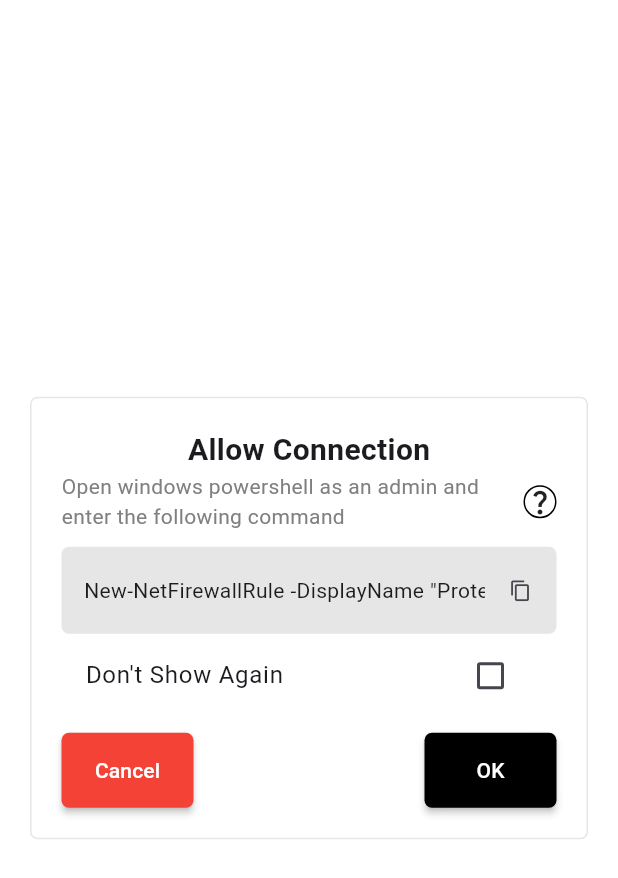
After one commit to hazemxiii/protect_it, a Flutter app: the CommandPage screen opened directly, on a phone screen of 412 x 824 dp. The commit adds this screen. Shown: the top 878 px of the screen. Run offline on Flutter 3.47's test engine with Material 3 defaults, Android fonts, the phone set to English and light mode, and no system bars; our stand-ins replace file_picker, flutter_colorpicker, permission_handler, shared_preferences; missing offline and left inert: clipboard, encrypt, fuzzywuzzy; accounts and stored records are empty.

Commit message:
add/file share

```diff
--- /dev/null
+++ b/devtools_options.yaml
@@ -0,0 +1,3 @@
+description: This file stores settings for Dart & Flutter DevTools.
+documentation: https://docs.flutter.dev/tools/devtools/extensions#configure-extension-enablement-states
+extensions:
--- a/lib/accounts_page.dart
+++ b/lib/accounts_page.dart
@@ -129,13 +129,15 @@ class _AccountWidgetState extends State<AccountWidget> {
               child: Row(
                 mainAxisAlignment: MainAxisAlignment.spaceBetween,
                 children: [
-                  Column(
+                  Expanded(
+                    child: Column(
                       crossAxisAlignment: CrossAxisAlignment.start,
                       children: [
                         _displayAttribute(widget.account.mainAttr),
                         if (widget.account.secAttr != null)
                           _displayAttribute(widget.account.secAttr!),
                       ],
+                    ),
                   ),
                   Row(
                     children: [
@@ -179,6 +181,7 @@ class _AccountWidgetState extends State<AccountWidget> {
       txt = "".padLeft(atr.value.length, "*");
     }
     return Text(
+      overflow: TextOverflow.ellipsis,
       txt,
       style: TextStyle(color: widget.account.color),
     );
--- /dev/null
+++ b/lib/allow_connection_page.dart
@@ -0,0 +1,156 @@
+import 'package:flutter/material.dart';
+import 'package:flutter/services.dart';
+import 'package:protect_it/server_page.dart';
+import 'package:protect_it/service/prefs.dart';
+
+class CommandPage extends StatefulWidget {
+  const CommandPage({super.key});
+
+  @override
+  State<CommandPage> createState() => _CommandPageState();
+}
+
+class _CommandPageState extends State<CommandPage> {
+  String command =
+      "New-NetFirewallRule -DisplayName \"Protect It\" -Direction Inbound -Action Allow -Protocol TCP -LocalPort 5000";
+  bool _dontShowAgain = false;
+
+  @override
+  Widget build(BuildContext context) {
+    return Scaffold(
+      backgroundColor: Colors.white,
+      // appBar: AppBar(
+      //   backgroundColor: Colors.white,
+      //   foregroundColor: Colors.black,
+      //   centerTitle: true,
+      //   titleTextStyle:
+      //       const TextStyle(fontSize: 30, fontWeight: FontWeight.bold),
+      //   title: const Text("Server"),
+      // ),
+      body: Center(
+        child: Column(
+          mainAxisAlignment: MainAxisAlignment.center,
+          children: [
+            Container(
+              padding: const EdgeInsets.all(20),
+              margin: const EdgeInsets.all(20),
+              constraints: const BoxConstraints(maxWidth: 600),
+              decoration: BoxDecoration(
+                  border: Border.fromBorderSide(BorderSide(
+                      color: Color.lerp(Colors.white, Colors.black, 0.1)!)),
+                  borderRadius: const BorderRadius.all(Radius.circular(5))),
+              child: Column(
+                children: [
+                  const Text(
+                    "Allow Connection",
+                    style: TextStyle(fontWeight: FontWeight.bold, fontSize: 20),
+                  ),
+                  Row(
+                    children: [
+                      Expanded(
+                        child: Text(
+                          overflow: TextOverflow.fade,
+                          "Open windows powershell as an admin and enter the following command",
+                          style: TextStyle(
+                              color:
+                                  Color.lerp(Colors.white, Colors.black, 0.5)),
+                        ),
+                      ),
+                      Tooltip(
+                        message:
+                            "To enable seamless file sharing, our app needs access to your device through a specific port. Adding an inbound rule allows our app to securely receive files from others. This is necessary for proper functionality and does not expose your system to unauthorized access. You can remove or modify this rule anytime in your firewall settings.",
+                        child: Container(
+                          decoration: const BoxDecoration(
+                              borderRadius:
+                                  BorderRadius.all(Radius.circular(999)),
+                              border: Border.fromBorderSide(
+                                  BorderSide(color: Colors.black))),
+                          child: const Icon(
+                            Icons.question_mark,
+                            size: 20,
+                          ),
+                        ),
+                      )
+                    ],
+                  ),
+                  _commandWidget(),
+                  CheckboxListTile(
+                      activeColor: Colors.black,
+                      title: const Text("Don't Show Again"),
+                      value: _dontShowAgain,
+                      onChanged: (v) {
+                        setState(() {
+                          _dontShowAgain = v!;
+                        });
+                      }),
+                  const SizedBox(
+                    height: 10,
+                  ),
+                  Row(
+                    mainAxisAlignment: MainAxisAlignment.spaceBetween,
+                    children: [_btn(true), _btn(false)],
+                  )
+                ],
+              ),
+            ),
+          ],
+        ),
+      ),
+    );
+  }
+
+  Widget _commandWidget() {
+    return Container(
+      margin: const EdgeInsets.only(top: 10),
+      padding: const EdgeInsets.only(top: 5, bottom: 5, left: 15),
+      decoration: BoxDecoration(
+          color: Color.lerp(Colors.black, Colors.white, 0.9),
+          borderRadius: const BorderRadius.all(Radius.circular(5))),
+      child: Row(
+        mainAxisAlignment: MainAxisAlignment.spaceBetween,
+        children: [
+          Expanded(
+            child: SingleChildScrollView(
+                scrollDirection: Axis.horizontal, child: Text(command)),
+          ),
+          IconButton(
+              iconSize: 15,
+              onPressed: _copy,
+              icon: const Icon(
+                Icons.copy,
+              ))
+        ],
+      ),
+    );
+  }
+
+  Widget _btn(bool isCancel) {
+    return MaterialButton(
+      color: isCancel ? Colors.red : Colors.black,
+      padding: const EdgeInsets.symmetric(horizontal: 5, vertical: 15),
+      shape: const RoundedRectangleBorder(
+          borderRadius: BorderRadius.all(Radius.circular(5))),
+      onPressed: isCancel ? Navigator.of(context).pop : _navigate,
+      child: Text(
+        isCancel ? "Cancel" : "OK",
+        style: const TextStyle(color: Colors.white),
+      ),
+    );
+  }
+
+  void _copy() async {
+    await Clipboard.setData(ClipboardData(text: command));
+    if (mounted) {
+      ScaffoldMessenger.of(context)
+          .showSnackBar(const SnackBar(content: Text("Copied")));
+    }
+  }
+
+  void _navigate() {
+    if (_dontShowAgain) {
+      Prefs.setDontShowAgain(true);
+    }
+    Navigator.of(context)
+        .pushReplacement(MaterialPageRoute(builder: (_) => const ServerPage()));
+  }
+}
--- a/lib/main.dart
+++ b/lib/main.dart
@@ -7,6 +7,7 @@ import 'package:protect_it/service/prefs.dart';
 import 'package:provider/provider.dart';
 
 void main() async {
+  WidgetsFlutterBinding.ensureInitialized();
   await Prefs.init();
   runApp(const App());
 }
@@ -16,9 +17,6 @@ class App extends StatelessWidget {
 
   @override
   Widget build(BuildContext context) {
-    // return const MaterialApp(
-    //   home: SecretCodePage(),
-    // );
     return ChangeNotifierProvider(
       create: (context) => AccountNotifier(),
       child: MaterialApp(
--- a/lib/service/file.dart
+++ b/lib/service/file.dart
@@ -1,4 +1,5 @@
 import 'dart:io';
+import 'dart:typed_data';
 import 'package:path_provider/path_provider.dart';
 import 'package:protect_it/models/account.dart';
 
@@ -47,6 +48,10 @@ class FileHolder {
     await file!.writeAsString(await newFile.readAsString());
   }
 
+  Future<void> writeFromList(Uint8List list) async {
+    await file!.writeAsBytes(list);
+  }
+
   Future<bool> updateFile(List<Account> newData) async {
     if (file == null) {
       return false;
```
Also changed, not shown: lib/account_details/account_details.dart (+9 -6 lines), lib/send_data_page.dart (added, +159 -0 lines), lib/server_page.dart (added, +122 -0 lines), lib/service/prefs.dart (+10 -0 lines), lib/service/sync_data.dart (added, +78 -0 lines), lib/settings_page/settings.dart (+55 -10 lines), pubspec.yaml (+20 -3 lines), images/icon.png (added), pubspec.lock, 43 other files. Lines whose indentation alone changed are shown as unchanged.
